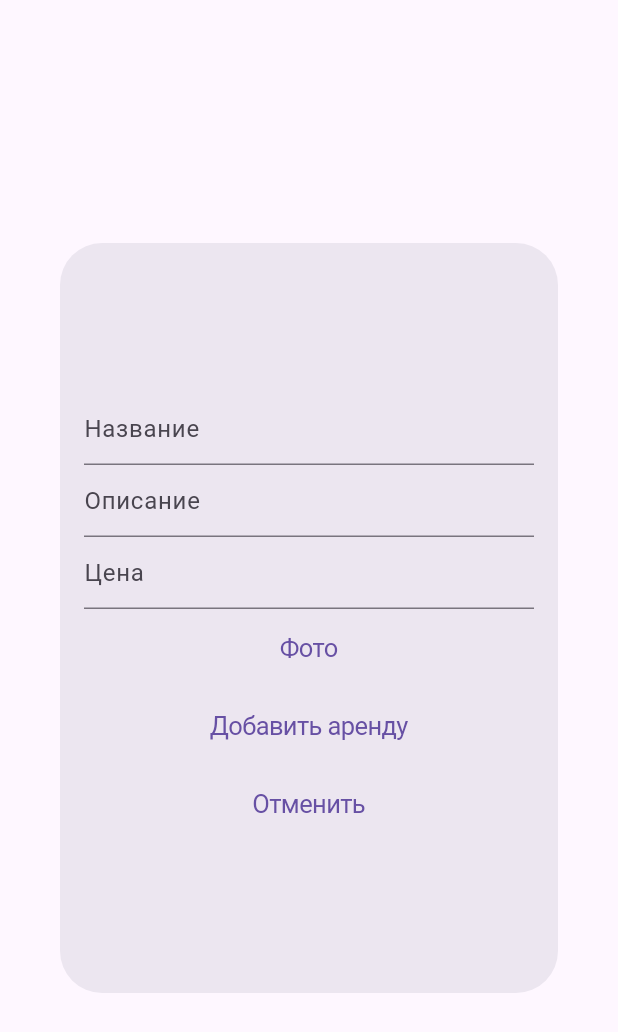
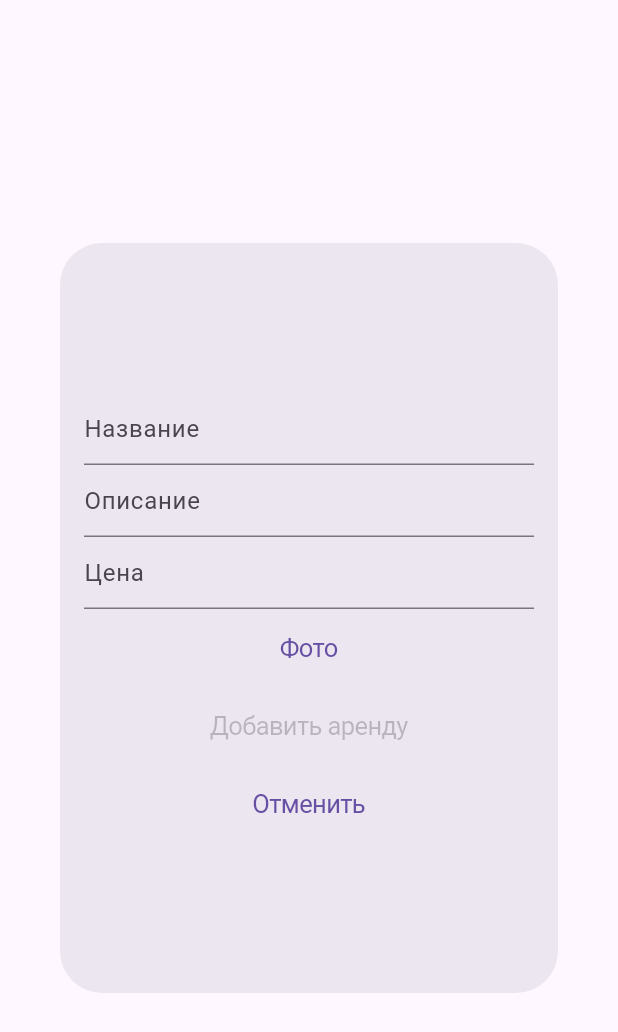
Before and after one commit to Raoster100/spektr_, a Flutter app: the RentDialog widget shown alone on an empty page, opened directly, on a phone screen of 412 x 824 dp. Shown: the top 1032 px of the screen. Run offline on Flutter 3.47's test engine with Material 3 defaults, Android fonts, the phone set to English and light mode, and no system bars; our stand-ins replace auto_route, drift, file_picker, flutter_map, flutter_svg, hive_flutter and 1 more; missing offline and left inert: maps_launcher, ru_phone_formatter, sbeu_reactive_pattern, sqlite3; accounts and stored records are empty; generated files the repository leaves out were written again.

Commit message:
Update rent_dialog.dart

```diff
--- a/lib/presentation/screens/admin/widget/rent_dialog.dart
+++ b/lib/presentation/screens/admin/widget/rent_dialog.dart
@@ -3,8 +3,6 @@ import 'package:flutter/cupertino.dart';
 import 'package:flutter/material.dart';
 import 'package:flutter/widgets.dart';
 import 'package:file_picker/file_picker.dart';
-import 'package:spektr/data/hive_service.dart';
-import 'package:spektr/data/models/hive_models.dart';
 import 'package:spektr/navigation/app_router.dart';
 
 class RentDialog extends StatefulWidget {
@@ -22,13 +20,13 @@ class _RentDialogState extends State<RentDialog> {
   final priceController = TextEditingController();
   Uint8List? pickedImage;
 
-  _addRent() async {
+  /*_addRent() async {
     HiveService().putRentVehicle(RentVehicle(
         name: nameController.text,
         price: priceController.text,
         description: descriptionController.text,
         image: pickedImage));
-  }
+  }*/
 
   @override
   Widget build(BuildContext context) {
@@ -79,7 +77,7 @@ class _RentDialogState extends State<RentDialog> {
                     ),
                   ),
                   CupertinoButton(
-                      child: Text('Добавить аренду'), onPressed: _addRent),
+                      child: Text('Добавить аренду'), onPressed: /*_addRent*/null),
                   CupertinoButton(
                       child: Text('Отменить'),
                       onPressed: Navigator.of(context).pop)
```
